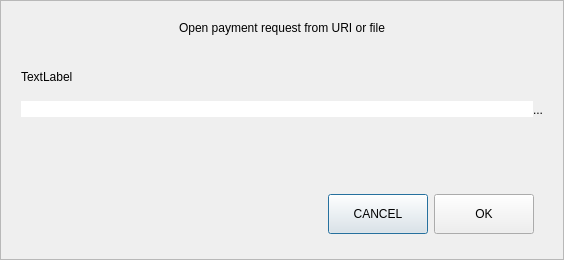
Above: src/qt/forms/openuridialog.ui from pengolincoin/PengolinCoin-Core before the change. Below: the same form after it.
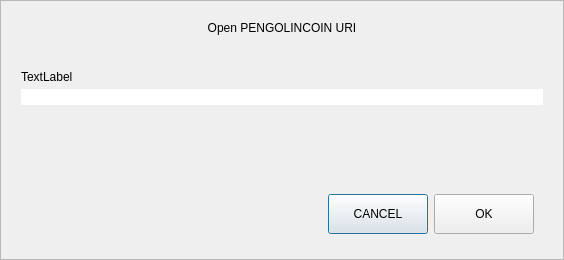
That is the form after the change. Custom widgets are drawn as their Qt base class.

```diff
--- a/src/qt/forms/openuridialog.ui
+++ b/src/qt/forms/openuridialog.ui
@@ -56,7 +56,7 @@
       <item>
        <widget class="QLabel" name="labelTitle">
         <property name="text">
-         <string>Open payment request from URI or file</string>
+         <string>Open PENGOLINCOIN URI</string>
         </property>
         <property name="alignment">
          <set>Qt::AlignCenter</set>
@@ -101,31 +101,6 @@
           </property>
          </widget>
         </item>
-        <item>
-         <widget class="QPushButton" name="selectFileButton">
-          <property name="minimumSize">
-           <size>
-            <width>0</width>
-            <height>41</height>
-           </size>
-          </property>
-          <property name="toolTip">
-           <string>Select payment request file</string>
-          </property>
-          <property name="styleSheet">
-           <string notr="true">#selectFileButton{
-	border-top-left-radius:0px;
-	border-bottom-left-radius:0px;
-}</string>
-          </property>
-          <property name="text">
-           <string notr="true">...</string>
-          </property>
-          <property name="autoDefault">
-           <bool>false</bool>
-          </property>
-         </widget>
-        </item>
        </layout>
       </item>
       <item>
```
Left out of the diff: 2 changed lines with no effect on the pictures.
